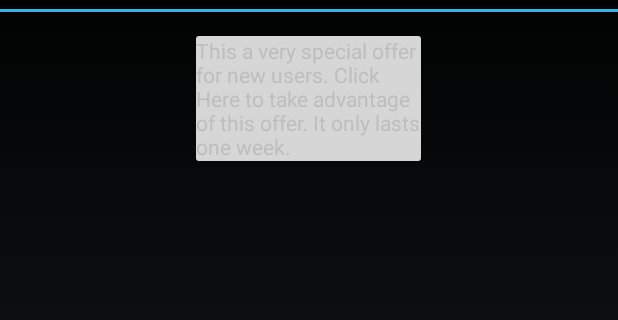
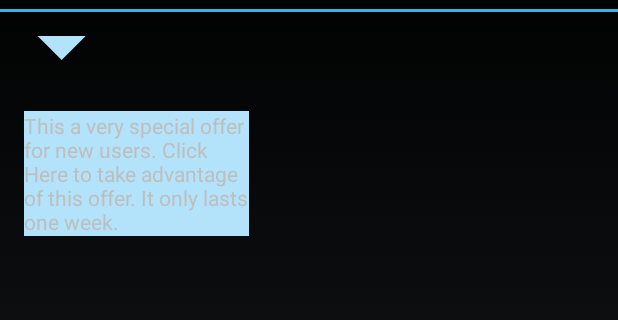
Before and after one commit to Bubbles2/A4SSample, an Android app: the layout a4s_info_bulle_df.xml on its own in the app's theme, with its tools: preview values and no code run, on a phone screen of 412 x 824 dp, the part 60-380 px from its top. Run offline under Robolectric (Android 15) with nearby library versions, the phone set to English and light mode, and no system bars.

Commit message:
Update for mods

```diff
--- a/app/src/main/res/drawable/bg_blue1_rounded.xml
+++ b/app/src/main/res/drawable/bg_blue1_rounded.xml
@@ -1,8 +1,6 @@
 <?xml version="1.0" encoding="utf-8"?>
 <shape xmlns:android="http://schemas.android.com/apk/res/android" >
 
-    <solid android:color="@color/blue_1" />
-
-    <corners android:radius="2dip" />
+    <solid android:color="#3399ff" />
 
 </shape>
--- a/app/src/main/res/drawable/rectangle.xml
+++ b/app/src/main/res/drawable/rectangle.xml
@@ -1,17 +1,8 @@
 <?xml version="1.0" encoding="utf-8"?>
 <layer-list xmlns:android="http://schemas.android.com/apk/res/android" >
-    <item >
-        <rotate
-            android:fromDegrees="45"
-            android:toDegrees="45"
-            android:pivotX="-40%"
-            android:pivotY="87%" >
-            <shape
-                android:shape="rectangle"  >
-                <stroke android:color="@android:color/transparent" android:width="10dp"/>
-                <solid
-                    android:color="#000000"  />
-            </shape>
-        </rotate>
+    <item>
+        <shape android:shape="rectangle">
+            <solid android:color="#B2E3FA" />
+        </shape>
     </item>
 </layer-list>
--- a/app/src/main/res/drawable/triangle.xml
+++ b/app/src/main/res/drawable/triangle.xml
@@ -1,3 +1,17 @@
 <?xml version="1.0" encoding="utf-8"?>
-<resources>
-</resources>
+<layer-list xmlns:android="http://schemas.android.com/apk/res/android" >
+    <item >
+        <rotate
+            android:fromDegrees="45"
+            android:toDegrees="45"
+            android:pivotX="-40%"
+            android:pivotY="87%" >
+            <shape
+                android:shape="rectangle"  >
+                <stroke android:color="@android:color/transparent" android:width="10dp"/>
+                <solid
+                    android:color="#B2E3FA"  />
+            </shape>
+        </rotate>
+    </item>
+</layer-list>
--- a/app/src/main/res/layout/a4s_info_bulle_df.xml
+++ b/app/src/main/res/layout/a4s_info_bulle_df.xml
@@ -9,13 +9,25 @@ android:paddingRight="@dimen/activity_horizontal_margin"
 android:paddingTop="@dimen/activity_vertical_margin"
 android:paddingBottom="@dimen/activity_vertical_margin"
 tools:context="com.a4s.coffeesample.activities.MyListActivity">
-<TextView
-    android:layout_width="150dp"
-    android:layout_height="wrap_content"
-    android:text="This a very special offer for new users. Click Here to take advantage of this offer. It only lasts one week."
-    android:id="@+id/textView"
-    android:background="@drawable/bg_blue1_rounded"
-    android:layout_alignParentTop="true"
-    android:layout_centerHorizontal="true" />
+
+    <!--android:visibility="gone"-->
+
+    <RelativeLayout
+         android:id="@+id/inf_triangle"
+        android:layout_width="50dp"
+        android:layout_height="50dp"
+        android:background="@drawable/triangle"
+        android:rotation="180"/>
+
+    <TextView
+        android:layout_width="150dp"
+        android:layout_height="wrap_content"
+        android:text="This a very special offer for new users. Click Here to take advantage of this offer. It only lasts one week."
+        android:id="@+id/inf_msg"
+        android:layout_below="@+id/inf_triangle"
+        android:layout_alignLeft="@+id/inf_triangle"
+        android:background="@drawable/rectangle"
+     />
+
 
 </RelativeLayout>
--- /dev/null
+++ b/app/src/main/res/values/colors.xml
@@ -0,0 +1,4 @@
+<?xml version="1.0" encoding="utf-8"?>
+<resources>
+    <item name="blue" type="color">#FF33B5E5</item>
+</resources>
```
Also changed, not shown: app/src/main/java/com/a4s/coffeesample/GestureListener.java (+40 -1 lines), app/src/main/java/com/a4s/coffeesample/activities/ManyActivity.java (+105 -3 lines), app/src/main/java/com/a4s/coffeesample/activities/ManyListFragment.java (+29 -1 lines), app/src/main/java/com/a4s/coffeesample/activities/SampleCoffeeMaker.java (+38 -3 lines), app/src/main/res/layout/a4s_info_bulle_hp_menu.xml (+29 -10 lines), app/src/main/res/layout/my_template_banner_text.xml (line endings or trailing spaces).
